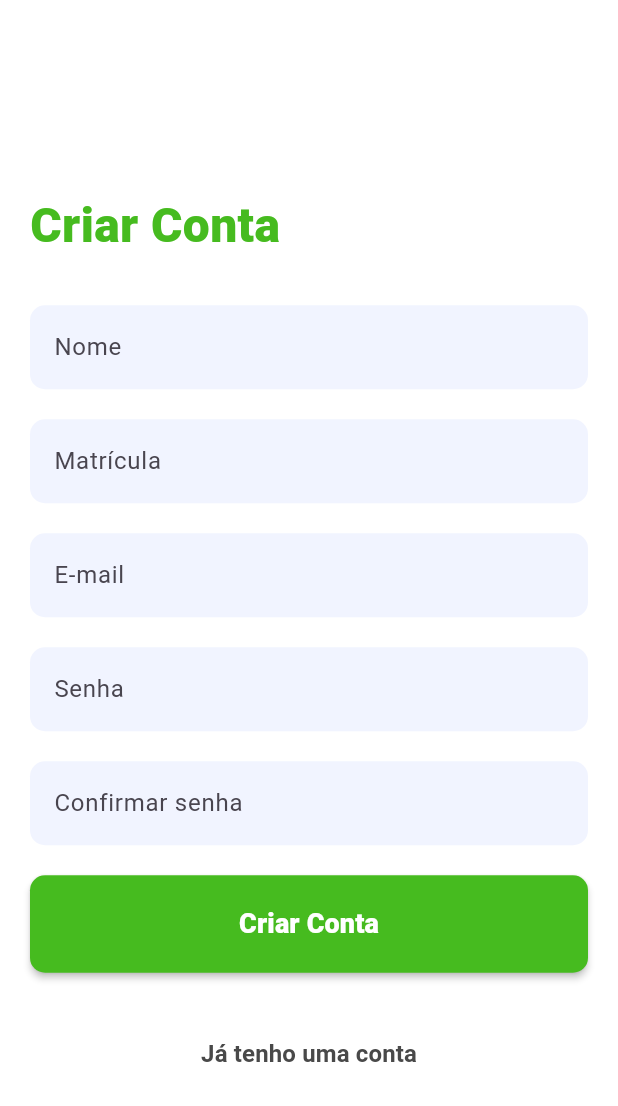
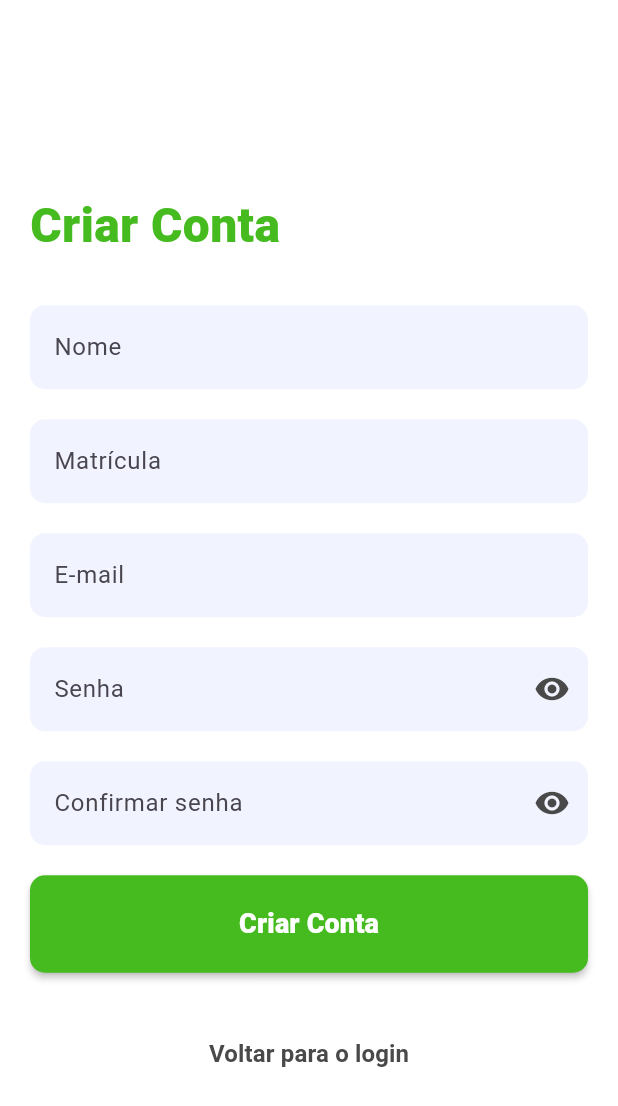
Before and after one commit to cristianvitor01/pdm_projeto_pesquisa, a Flutter app: the CreateAccount screen opened by its route, on a phone screen of 412 x 824 dp. Shown: the top 1106 px of the screen. Run offline on Flutter 3.47's test engine with Material 3 defaults, Android fonts, the phone set to English and light mode, and no system bars; our stand-ins replace cloud_firestore, file_picker, firebase_auth, firebase_core, geolocator, get and 2 more; accounts and stored records are empty.

Commit message:
Alteracao login

```diff
--- a/lib/screens/create_account.dart
+++ b/lib/screens/create_account.dart
@@ -21,6 +21,8 @@ class _CreateAccountState extends State<CreateAccount> {
   final TextEditingController confirmPasswordController =
       TextEditingController();
   final AuthController authController = Get.find<AuthController>();
+  bool _obscurePassword = true;
+  bool _obscureConfirmPassword = true;
 
   @override
   Widget build(BuildContext context) {
@@ -84,9 +86,23 @@ class _CreateAccountState extends State<CreateAccount> {
                   // Campo de senha
                   CustomTextField(
                     hintText: 'Senha',
-                    keyboardType: TextInputType.visiblePassword,
+                    keyboardType: TextInputType.text,
+                    obscureText: _obscurePassword,
                     isLoginStyle: true,
                     controller: passwordController,
+                    suffixIcon: IconButton(
+                      icon: Icon(
+                        _obscurePassword
+                            ? Icons.visibility
+                            : Icons.visibility_off,
+                        color: AppColors.gray,
+                      ),
+                      onPressed: () {
+                        setState(() {
+                          _obscurePassword = !_obscurePassword;
+                        });
+                      },
+                    ),
                   ),
 
                   const SizedBox(height: 20),
@@ -94,9 +110,23 @@ class _CreateAccountState extends State<CreateAccount> {
                   // Campo de confirmar senha
                   CustomTextField(
                     hintText: 'Confirmar senha',
-                    keyboardType: TextInputType.visiblePassword,
+                    keyboardType: TextInputType.text,
+                    obscureText: _obscureConfirmPassword,
                     isLoginStyle: true,
                     controller: confirmPasswordController,
+                    suffixIcon: IconButton(
+                      icon: Icon(
+                        _obscureConfirmPassword
+                            ? Icons.visibility
+                            : Icons.visibility_off,
+                        color: AppColors.gray,
+                      ),
+                      onPressed: () {
+                        setState(() {
+                          _obscureConfirmPassword = !_obscureConfirmPassword;
+                        });
+                      },
+                    ),
                   ),
 
                   const SizedBox(height: 20),
@@ -109,6 +139,8 @@ class _CreateAccountState extends State<CreateAccount> {
                         await authController.signUp(
                           emailController.text.trim(),
                           passwordController.text.trim(),
+                          nameController.text.trim(),
+                          matriculaController.text.trim(),
                         );
                       } else {
                         Get.snackbar('Erro', 'As senhas não coincidem');
@@ -125,7 +157,7 @@ class _CreateAccountState extends State<CreateAccount> {
                           Get.toNamed(Routes.LOGIN);
                         },
                         child: const Text(
-                          'Já tenho uma conta',
+                          'Voltar para o login',
                           style: TextStyle(
                             color: AppColors.gray,
                             fontWeight: FontWeight.bold,
--- a/pubspec.yaml
+++ b/pubspec.yaml
@@ -41,6 +41,7 @@ dependencies:
   hive_flutter: ^1.1.0
   firebase_core: ^4.3.0
   firebase_auth: ^6.1.3
+  cloud_firestore: ^6.1.1
 
   file_picker: ^8.1.2
   url_launcher: ^6.2.5
```
Also changed, not shown: lib/controllers/auth_controller.dart (+60 -32 lines), lib/screens/login_screen.dart (+17 -2 lines), lib/widgets/app_drawer.dart (+79 -11 lines), assets/images/logo.png, pubspec.lock, 5 other files.
